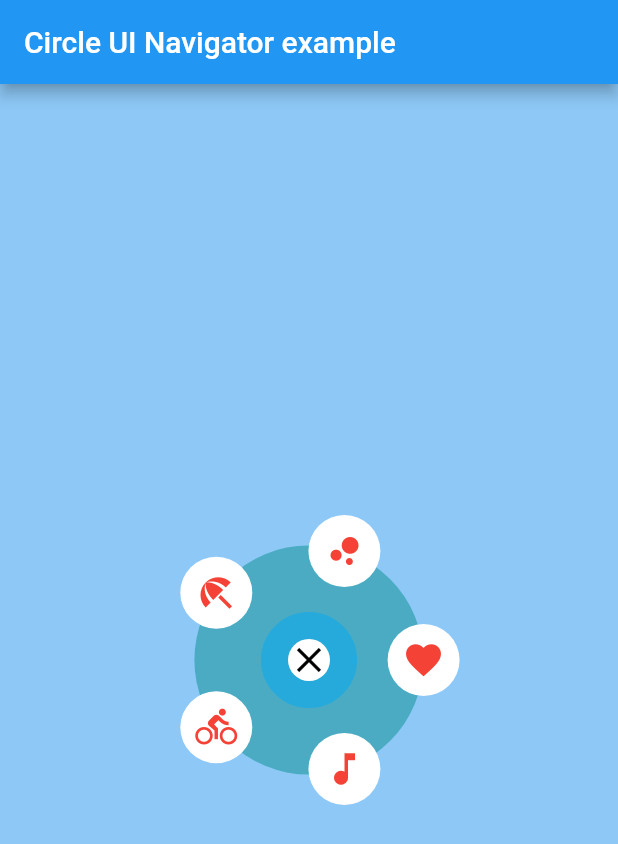
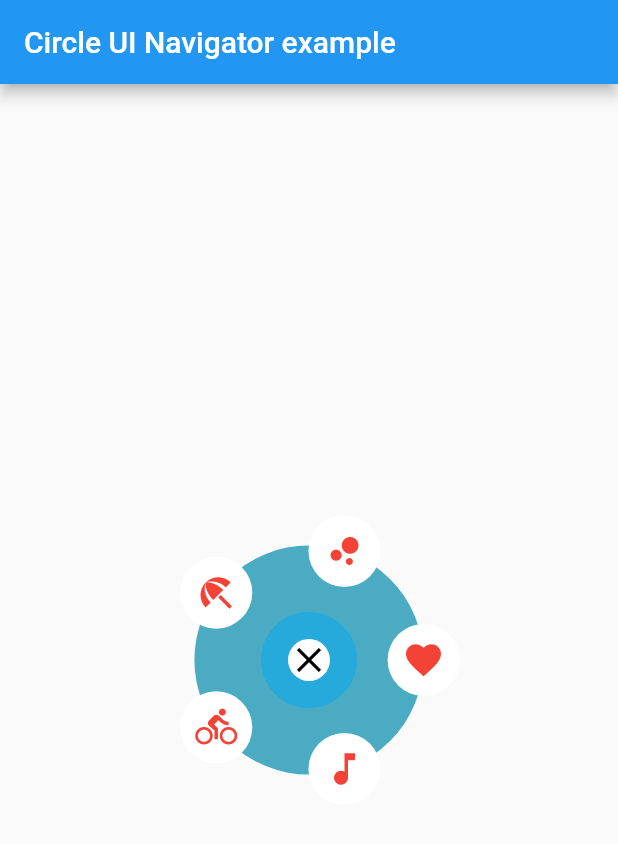
Before and after one commit to Swirastlynn/circle_ui_navigator, a Flutter app: the screen it shows after launch, after a tap on the "close" icon, on a phone screen of 412 x 824 dp. Shown: the top 844 px of the screen. Run offline on Flutter 3.47's test engine with Material 2 defaults, Android fonts, the phone set to English and light mode, and no system bars; our stand-ins replace equatable.

Commit message:
closing background ripple animation

```diff
--- a/lib/animated_ripple_background.dart
+++ b/lib/animated_ripple_background.dart
@@ -2,9 +2,16 @@ import 'package:circle_ui_navigator/constants.dart';
 import 'package:flutter/material.dart';
 
 class AnimatedRippleBackground extends StatefulWidget {
-  const AnimatedRippleBackground({required this.rippleColor, super.key});
+  const AnimatedRippleBackground({
+    required this.rippleColor,
+    required this.isClosingAnimation,
+    required this.onCloseAnimationComplete,
+    super.key,
+  });
 
   final Color rippleColor;
+  final bool isClosingAnimation; // FIXME via Provider
+  final void Function() onCloseAnimationComplete; // FIXME via Provider
 
   @override
   AnimatedRippleBackgroundState createState() => AnimatedRippleBackgroundState();
@@ -29,12 +36,22 @@ class AnimatedRippleBackgroundState extends State<AnimatedRippleBackground> with
   }
 
   @override
+  void didUpdateWidget(covariant AnimatedRippleBackground oldWidget) {
+    super.didUpdateWidget(oldWidget);
+    if (widget.isClosingAnimation) {
+      _controller.reverse().whenComplete(() => widget.onCloseAnimationComplete());
+    }
+  }
+
+  @override
   Widget build(BuildContext context) {
-    return CustomPaint(
-      size: const Size(double.infinity, double.infinity),
-      painter: _RipplePainter(
-        animation: CurvedAnimation(parent: _controller, curve: Curves.easeOutSine),
-        rippleColor: widget.rippleColor,
+    return RepaintBoundary(
+      child: CustomPaint(
+        size: const Size(double.infinity, double.infinity),
+        painter: _RipplePainter(
+          animation: CurvedAnimation(parent: _controller, curve: Curves.easeOutSine),
+          rippleColor: widget.rippleColor,
+        ),
       ),
     );
   }
@@ -42,13 +59,11 @@ class AnimatedRippleBackgroundState extends State<AnimatedRippleBackground> with
 
 class _RipplePainter extends CustomPainter {
   _RipplePainter({required this.animation, required this.rippleColor})
-      : _path = Path(),
-        _paint = Paint(),
+      : _paint = Paint(),
         super(repaint: animation);
 
   final Animation<double> animation;
   final Color rippleColor;
-  final Path _path;
   final Paint _paint;
 
   @override
@@ -64,7 +79,7 @@ class _RipplePainter extends CustomPainter {
     var value = animation.value;
     if (value >= 0.0 && value <= 1.0) {
       canvas.drawPath(
-        _path
+        Path()
           ..addOval(
             Rect.fromCircle(
               center: centralPoint,
--- a/lib/circle_navigator.dart
+++ b/lib/circle_navigator.dart
@@ -4,7 +4,7 @@ import 'package:circle_ui_navigator/tappable_icon_data.dart';
 import 'package:flutter/material.dart';
 import 'package:flutter/services.dart';
 
-class CircleNavigator extends StatelessWidget {
+class CircleNavigator extends StatefulWidget {
   const CircleNavigator({
     Key? key,
     required this.icons,
@@ -13,15 +13,33 @@ class CircleNavigator extends StatelessWidget {
   final List<IconData> icons;
 
   @override
+  State<CircleNavigator> createState() => _CircleNavigatorState();
+}
+
+class _CircleNavigatorState extends State<CircleNavigator> {
+  bool isClosingAnimation = false;
+
+  @override
   Widget build(BuildContext context) {
     return Stack(
       children: [
-        AnimatedRippleBackground(rippleColor: Colors.blue.withOpacity(0.5)),
+        AnimatedRippleBackground(
+          rippleColor: Colors.blue.withOpacity(0.5),
+          isClosingAnimation: isClosingAnimation,
+          onCloseAnimationComplete: () {
+            // example works on Android
+            if (Navigator.canPop(context)) {
+              Navigator.pop(context);
+            } else {
+              SystemNavigator.pop();
+            }
+          },
+        ),
         IconsCircle(
           icons: List.generate(
-            icons.length,
+            widget.icons.length,
             (index) => TappableIconData(
-                data: icons[index],
+                data: widget.icons[index],
                 onTap: () {
                   /**
                   * add navigation call based on your navigation setup
@@ -31,16 +49,12 @@ class CircleNavigator extends StatelessWidget {
           closeIcon: TappableIconData(
               data: Icons.close,
               onTap: () {
+                setState(() {
+                  isClosingAnimation = true;
+                });
                 /**
                  * add navigation call based on your navigation setup
                  */
-
-                // example works on Android
-                if (Navigator.canPop(context)) {
-                  Navigator.pop(context);
-                } else {
-                  SystemNavigator.pop();
-                }
               }),
         ),
       ],
```
